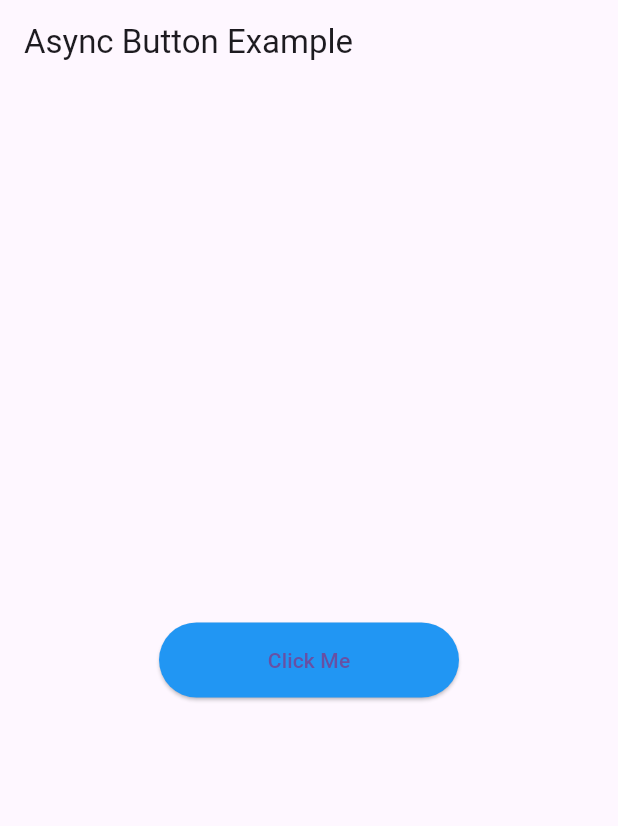
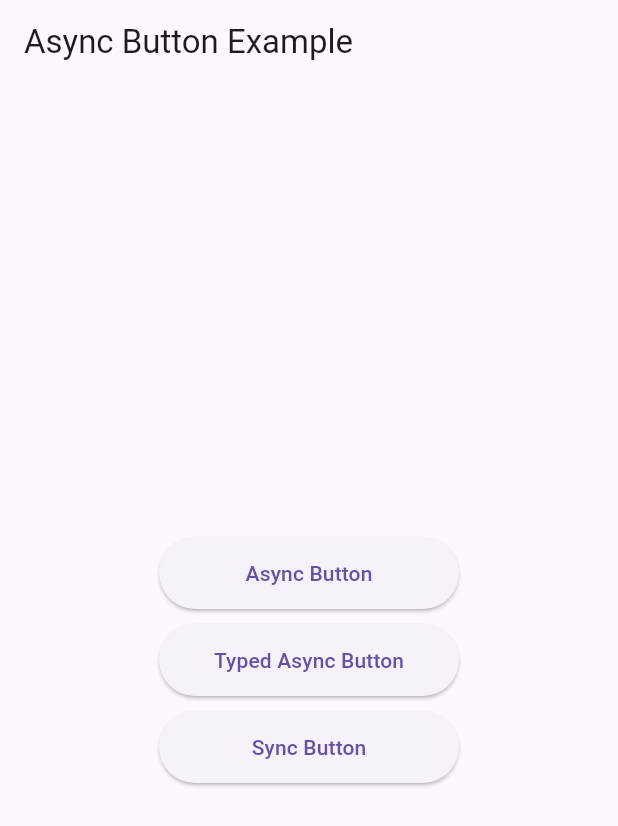
Before and after one commit to mohamedelbalooty/async_button_handler, a Flutter app: the screen it shows after launch, on a phone screen of 412 x 824 dp. Shown: the top 826 px of the screen. Run offline on Flutter 3.47's test engine with Material 3 defaults, Android fonts, the phone set to English and light mode, and no system bars.

Commit message:
Update Async Button Handler to version 0.1.0

```diff
--- a/example/lib/main.dart
+++ b/example/lib/main.dart
@@ -19,9 +19,22 @@ class MyApp extends StatelessWidget {
 class ExampleHomePage extends StatelessWidget {
   const ExampleHomePage({super.key});
 
-  Future<void> _simulateAsyncOperation() async {
+  Future<void> asyncOperation() async {
     await Future.delayed(
-        const Duration(seconds: 2)); // Simulates a 2-second delay
+      const Duration(seconds: 2),
+      () => print('Hello world'),
+    );
+  }
+
+  Future<String> asyncTypedOperation() async {
+    return await Future.delayed(
+      const Duration(seconds: 2),
+          () => 'Hello world',
+    );
+  }
+
+  void syncOperation() {
+    print('Hello world');
   }
 
   @override
@@ -29,15 +42,30 @@ class ExampleHomePage extends StatelessWidget {
     return Scaffold(
       appBar: AppBar(title: const Text('Async Button Example')),
       body: Center(
-        child: AsyncButtonHandler(
-          onPressed: _simulateAsyncOperation,
-          loadingChild: const CircularProgressIndicator(),
-          buttonChild: const Text('Click Me'),
-          onError: (e) {
-            ScaffoldMessenger.of(context).showSnackBar(
-              SnackBar(content: Text('An error occurred: $e')),
-            );
-          },
+        child: Column(
+          mainAxisAlignment: MainAxisAlignment.center,
+          crossAxisAlignment: CrossAxisAlignment.center,
+          children: [
+            AsyncButtonHandler<Future<void>>(
+              overlayLoading: false,
+              onPressed: asyncOperation,
+              loadingChild: const CircularProgressIndicator(),
+              widget: const Text('Async Button'),
+            ),
+            const SizedBox(height: 10),
+            AsyncButtonHandler<Future<String>>(
+              overlayLoading: true,
+              onPressed: asyncTypedOperation,
+              loadingChild: const CircularProgressIndicator(),
+              widget: const Text('Typed Async Button'),
+            ),
+            const SizedBox(height: 10),
+            AsyncButtonHandler<void>(
+              onPressed: syncOperation,
+              loadingChild: const CircularProgressIndicator(),
+              widget: const Text('Sync Button'),
+            ),
+          ],
         ),
       ),
     );
--- a/lib/src/async_button_handler_widget.dart
+++ b/lib/src/async_button_handler_widget.dart
@@ -1,53 +1,82 @@
 import 'package:flutter/material.dart';
 
-class AsyncButtonHandler extends StatefulWidget {
+class AsyncButtonHandler<T> extends StatefulWidget {
   const AsyncButtonHandler({
     super.key,
     required this.onPressed,
     this.loadingChild,
-    this.buttonChild,
+    this.widget,
     this.style,
-    this.onError,
+    this.overlayLoading = false,
   });
 
-  final Future<void> Function() onPressed;
+  final T Function() onPressed;
   final Widget? loadingChild;
-  final Widget? buttonChild;
+  final Widget? widget;
   final ButtonStyle? style;
-  final Function(Exception)? onError;
+  final bool overlayLoading;
 
   @override
-  State<AsyncButtonHandler> createState() => _AsyncButtonHandlerState();
+  State<AsyncButtonHandler<T>> createState() => _AsyncButtonHandlerState<T>();
 }
 
-class _AsyncButtonHandlerState extends State<AsyncButtonHandler> {
+class _AsyncButtonHandlerState<T> extends State<AsyncButtonHandler<T>> {
   bool isLoading = false;
 
   @override
   Widget build(BuildContext context) {
     return ElevatedButton(
       style: widget.style ??
-          ElevatedButton.styleFrom(
-            backgroundColor: Colors.blue,
-            fixedSize: const Size(200, 50),
-          ),
-      onPressed: isLoading ? null : _handlePressBehavior,
+          ElevatedButton.styleFrom(minimumSize: const Size(200, 48)),
+      onPressed: isLoading ? null : () => _handlePressBehavior(context),
       child: isLoading
           ? widget.loadingChild ?? const CircularProgressIndicator()
-          : widget.buttonChild ?? const Text('Button'),
+          : widget.widget ?? const Text('Button'),
     );
   }
 
-  void _handlePressBehavior() async {
-    setState(() => isLoading = true);
-    try {
-      await widget.onPressed();
-    } catch (e) {
-      if (widget.onError != null) {
-        widget.onError!(e as Exception);
+  void _handlePressBehavior(BuildContext context) async {
+    final isAsync = widget.onPressed is Future Function();
+    if (isAsync) {
+      if (!widget.overlayLoading) {
+        setState(() => isLoading = true);
+        try {
+          await (widget.onPressed as Future Function())();
+        } catch (e) {
+          rethrow;
+        } finally {
+          if (mounted) setState(() => isLoading = false);
+        }
+      } else {
+        _showOverlayLoading(context);
+        try {
+          await (widget.onPressed as Future Function())();
+        } catch (e) {
+          rethrow;
+        } finally {
+          if (mounted) _hideOverlayLoading(context);
+        }
       }
-    } finally {
-      setState(() => isLoading = false);
+    } else {
+      widget.onPressed();
+    }
+  }
+
+  void _showOverlayLoading(BuildContext context) async {
+    await showDialog(
+      context: context,
+      barrierDismissible: false,
+      builder: (_) => PopScope(
+        canPop: false,
+        child: Center(
+            child: widget.loadingChild ?? const CircularProgressIndicator()),
+      ),
+    );
+  }
+
+  void _hideOverlayLoading(BuildContext context) {
+    if (Navigator.canPop(context)) {
+      Navigator.of(context, rootNavigator: true).pop();
     }
   }
 }
--- a/pubspec.yaml
+++ b/pubspec.yaml
@@ -1,6 +1,6 @@
 name: async_button_handler
 description: "A Flutter package that provides a customizable button widget to handle asynchronous actions with built-in loading and error state handling."
-version: 0.0.1
+version: 0.1.0
 homepage: https://github.com/mohamedelbalooty/async_button_handler
 
 environment:
```
Also changed, not shown: assets/images/logo.gif (added), 2 other files.
